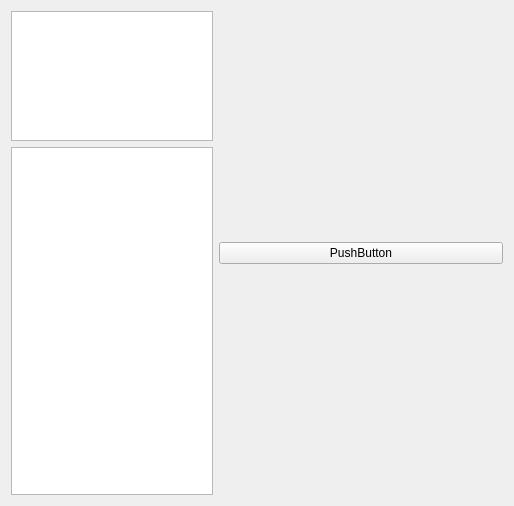
This is src/GUI/ricfile.ui in spillerrec/RICcreator as Qt 5 draws it before an edit. The edited form follows.
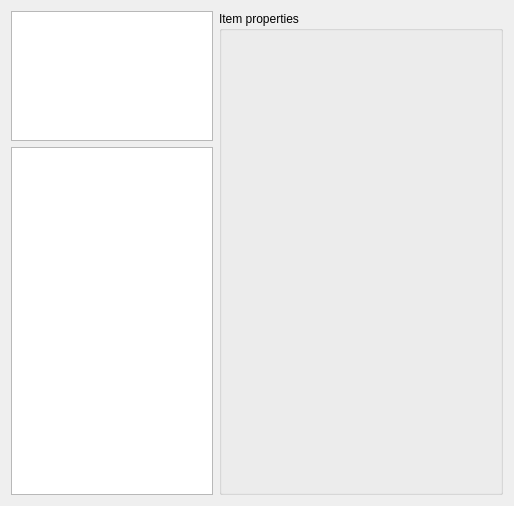
This is the edited form.

Commit message: Fixed the weird layout in ricfile.ui. Changed so new unused tabs will be reused when opening a file.

```diff
--- a/src/GUI/ricfile.ui
+++ b/src/GUI/ricfile.ui
@@ -64,9 +64,15 @@
    <item>
     <layout class="QVBoxLayout" name="verticalLayout_2">
      <item>
-      <widget class="QPushButton" name="pushButton">
-       <property name="text">
-        <string>PushButton</string>
+      <widget class="QGroupBox" name="properties_box">
+       <property name="sizePolicy">
+        <sizepolicy hsizetype="Expanding" vsizetype="Expanding">
+         <horstretch>0</horstretch>
+         <verstretch>0</verstretch>
+        </sizepolicy>
+       </property>
+       <property name="title">
+        <string>Item properties</string>
        </property>
       </widget>
      </item>
```
Left out of the diff: 12 changed lines with no effect on the pictures. The commit also changes 3 other files.
